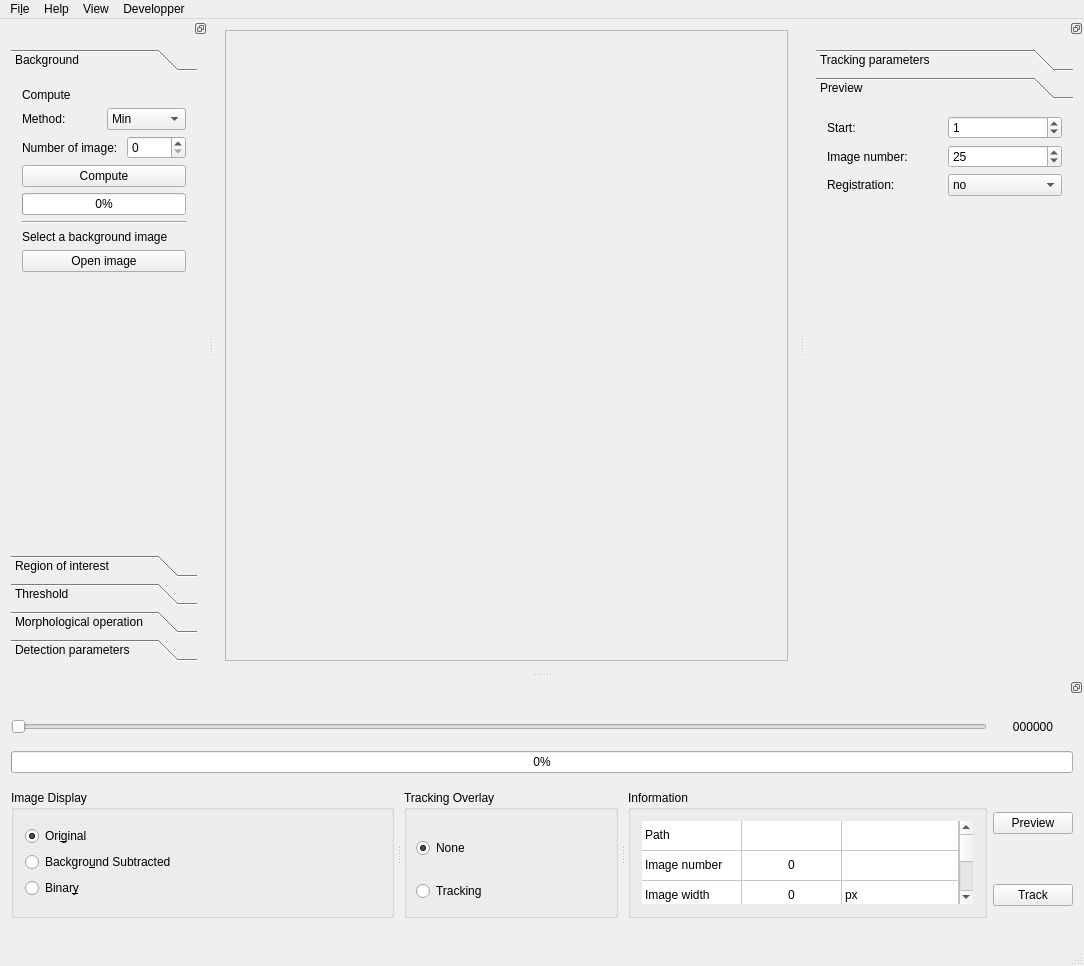
Above: src/interactive.ui from FastTrackOrg/FastTrack before the change. Below: the same form after it.
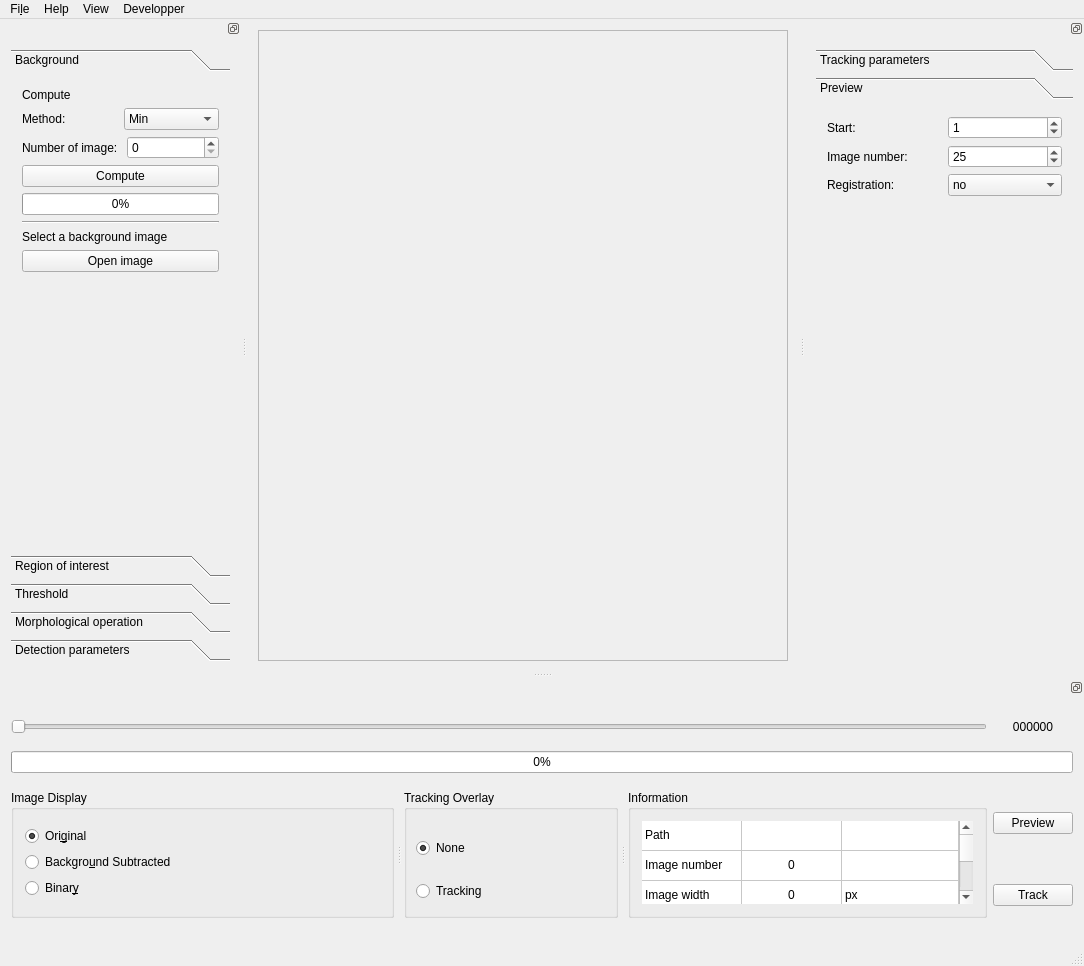
That is the form after the change. The open tabs and pages were chosen to show the change.

Commit message: [docs] interactive: methods documentation

Diff of the .ui file:
```diff
--- a/src/interactive.ui
+++ b/src/interactive.ui
@@ -34,8 +34,8 @@
         <rect>
          <x>0</x>
          <y>0</y>
-         <width>575</width>
-         <height>633</height>
+         <width>542</width>
+         <height>635</height>
         </rect>
        </property>
        <layout class="QGridLayout" name="gridLayout_2">
@@ -380,8 +380,8 @@
   <widget class="QDockWidget" name="trackingOptions">
    <property name="minimumSize">
     <size>
-     <width>208</width>
-     <height>266</height>
+     <width>241</width>
+     <height>260</height>
     </size>
    </property>
    <property name="features">
@@ -405,8 +405,8 @@
          <rect>
           <x>0</x>
           <y>0</y>
-          <width>190</width>
-          <height>455</height>
+          <width>223</width>
+          <height>463</height>
          </rect>
         </property>
         <attribute name="label">
```
Left out of the diff: 24 changed lines with no effect on the pictures. The commit also changes 2 other files.
